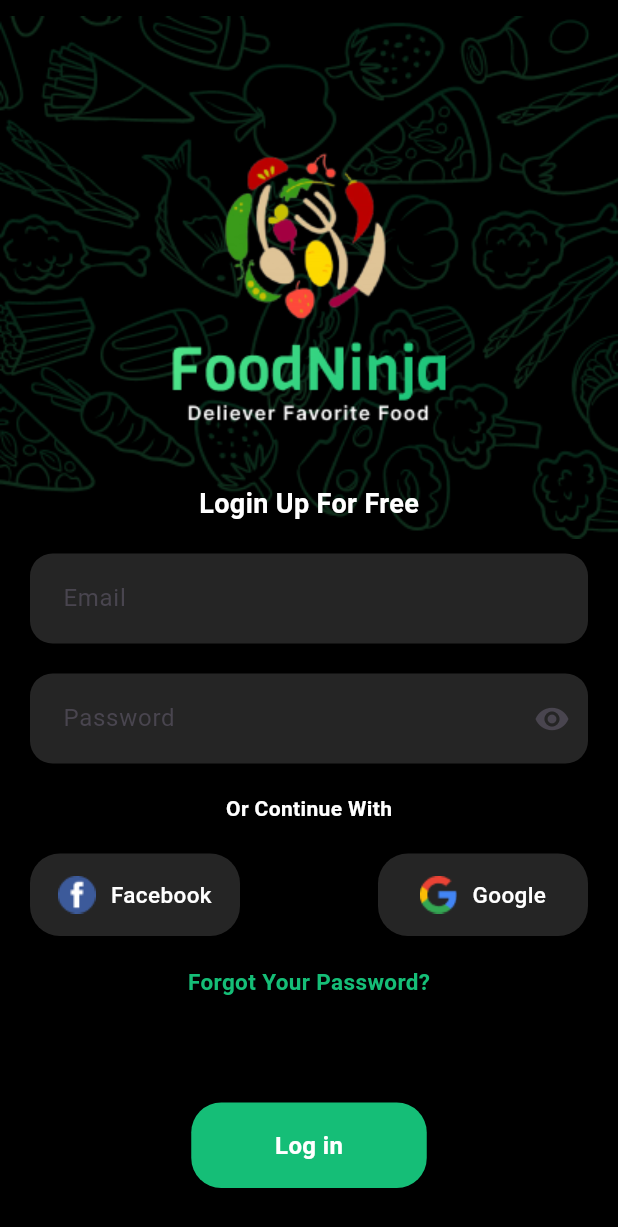
After one commit to Jahid01234/Food_Delivery_Application, a Flutter app: the LoginScreen screen opened directly, on a phone screen of 412 x 824 dp. The commit adds this screen. Shown: the top 1227 px of the screen. Run offline on Flutter 3.47's test engine with Material 3 defaults, Android fonts, the phone set to English and light mode, and no system bars; our stand-ins replace firebase_core, flutter_svg, get; missing offline and left inert: dart:ffi; accounts and stored records are empty.

Commit message:
login screen

```diff
--- a/lib/bindings/controller_binder.dart
+++ b/lib/bindings/controller_binder.dart
@@ -1,3 +1,4 @@
+import 'package:food_delivery_application/modules/auth_module/controller/login_controller.dart';
 import 'package:food_delivery_application/modules/onboarding/controller/onboarding_controller.dart';
 import 'package:get/get.dart';
 
@@ -6,6 +7,7 @@ class ControllerBinder extends Bindings{
   @override
   void dependencies() {
     Get.put(OnboardingController());
+    Get.put(LoginController());
   }
 
 }
--- /dev/null
+++ b/lib/common/buttons/app_primary_button.dart
@@ -0,0 +1,43 @@
+import 'dart:ffi';
+import 'package:flutter/material.dart';
+import 'package:food_delivery_application/constant/app_colors.dart';
+
+class AppPrimaryButton extends StatelessWidget {
+  final String title;
+  final Double? height;
+  final Double? width;
+  final Function()? onTap;
+
+  const AppPrimaryButton({
+    super.key,
+    this.height,
+    this.width,
+    this.onTap,
+    required this.title,
+  });
+
+  @override
+  Widget build(BuildContext context) {
+    return GestureDetector(
+      onTap: onTap,
+      child: Container(
+        height: 57,
+        width: 157,
+        decoration: BoxDecoration(
+          borderRadius: BorderRadius.circular(20),
+          color: AppColors.lightGreenColor,
+        ),
+        child:  Center(
+          child: Text(
+            title,
+            style: const TextStyle(
+              color: Colors.white,
+              fontSize: 16,
+              fontWeight: FontWeight.w600,
+            ),
+          ),
+        ),
+      ),
+    );
+  }
+}
--- a/lib/constant/app_colors.dart
+++ b/lib/constant/app_colors.dart
@@ -4,4 +4,5 @@ class AppColors{
   static const Color blackColor = Colors.black;
   static const Color greenColor = Color(0xff53E88B);
   static const Color lightGreenColor = Color(0xff15BE77);
+  static const Color textFieldColor = Color(0xff252525);
 }
--- a/lib/constant/app_imges.dart
+++ b/lib/constant/app_imges.dart
@@ -6,4 +6,6 @@ class AppImages{
   static const String backgroundImage = "assets/images/background.png";
   static const String onboardingImg1 = "assets/images/onboarding_1.svg";
   static const String onboardingImg2 = "assets/images/onboarding_2.svg";
+  static const String facebookImg = "assets/images/facebook.png";
+  static const String googleImg = "assets/images/google.png";
 }
--- /dev/null
+++ b/lib/modules/auth_module/controller/login_controller.dart
@@ -0,0 +1,6 @@
+import 'package:get/get.dart';
+
+class LoginController extends GetxController{
+
+  RxBool obscureText = true.obs;
+}
--- /dev/null
+++ b/lib/modules/auth_module/views/login_screen.dart
@@ -0,0 +1,180 @@
+import 'package:flutter/material.dart';
+import 'package:food_delivery_application/common/buttons/app_primary_button.dart';
+import 'package:food_delivery_application/constant/app_colors.dart';
+import 'package:food_delivery_application/constant/app_imges.dart';
+import 'package:food_delivery_application/modules/auth_module/controller/login_controller.dart';
+import 'package:food_delivery_application/modules/auth_module/widgets/social_media_button.dart';
+import 'package:get/get.dart';
+
+class LoginScreen extends StatefulWidget {
+  const LoginScreen({super.key});
+
+  @override
+  State<LoginScreen> createState() => _LoginScreenState();
+}
+
+class _LoginScreenState extends State<LoginScreen> {
+  final loginController = Get.find<LoginController>();
+
+  @override
+  Widget build(BuildContext context) {
+    final Size size = MediaQuery.of(context).size;
+    return Scaffold(
+      body: SizedBox(
+        height: size.height,
+        width: size.width,
+        child: Stack(
+          children: [
+            // Background Image....
+            Container(
+              height: 370,
+              width: size.width,
+              decoration: BoxDecoration(
+                gradient: LinearGradient(
+                  begin: Alignment.topCenter,
+                  end: Alignment.bottomCenter,
+                  colors: [
+                    Colors.black.withOpacity(0.2),
+                    Colors.black,
+                  ],
+                ),
+              ),
+              child: Image.asset(
+                AppImages.backgroundImage,
+                fit: BoxFit.contain,
+              ),
+            ),
+
+            Positioned(
+              top: 80,
+              left: 0,
+              right: 0,
+              child: Column(
+                children: [
+                  // App Logo....
+                  Image.asset(
+                    AppImages.appLogo,
+                    fit: BoxFit.contain,
+                    height: 203,
+                    width: 188,
+                  ),
+                  const SizedBox(height: 40),
+                  // Or Continue With text part....
+                  const Text(
+                    "Login Up For Free",
+                    style: TextStyle(
+                        color: Colors.white,
+                        fontSize: 18,
+                        fontWeight: FontWeight.bold),
+                  ),
+
+                  const SizedBox(height: 20),
+                  // Text Field....
+                  Obx(
+                    () => Column(
+                      crossAxisAlignment: CrossAxisAlignment.start,
+                      children: [
+                        Padding(
+                          padding: const EdgeInsets.symmetric(horizontal: 20),
+                          child: TextField(
+                            style: const TextStyle(
+                              color: Colors.white,
+                            ),
+                            cursorColor: Colors.grey,
+                            decoration: InputDecoration(
+                              hintText: "Email",
+                              filled: true,
+                              fillColor: AppColors.textFieldColor,
+                              contentPadding: const EdgeInsets.all(18),
+                              border: OutlineInputBorder(
+                                borderRadius: BorderRadius.circular(15),
+                                borderSide: BorderSide.none,
+                              ),
+                            ),
+                          ),
+                        ),
+                        const SizedBox(height: 20),
+                        Padding(
+                          padding: const EdgeInsets.symmetric(horizontal: 20),
+                          child: TextField(
+                            obscureText: loginController.obscureText.value,
+                            style: const TextStyle(
+                              color: Colors.white,
+                            ),
+                            cursorColor: Colors.grey,
+                            decoration: InputDecoration(
+                                hintText: "Password",
+                                filled: true,
+                                fillColor: AppColors.textFieldColor,
+                                contentPadding: const EdgeInsets.all(18),
+                                border: OutlineInputBorder(
+                                  borderRadius: BorderRadius.circular(15),
+                                  borderSide: BorderSide.none,
+                                ),
+                                suffixIcon: IconButton(
+                                  onPressed: () {
+                                    loginController.obscureText.value =
+                                        !loginController.obscureText.value;
+                                  },
+                                  icon: Icon(
+                                    loginController.obscureText.value
+                                        ? Icons.visibility
+                                        : Icons.visibility_off,
+                                  ),
+                                )),
+                          ),
+                        ),
+                      ],
+                    ),
+                  ),
+
+                  const SizedBox(height: 20),
+                  // Or Continue With text part....
+                  const Text(
+                    "Or Continue With",
+                    style: TextStyle(
+                        color: Colors.white,
+                        fontSize: 14,
+                        fontWeight: FontWeight.w600),
+                  ),
+                  const SizedBox(height: 20),
+                  const Padding(
+                    padding: EdgeInsets.symmetric(horizontal: 20),
+                    child: Row(
+                      mainAxisAlignment: MainAxisAlignment.spaceBetween,
+                      children: [
+                        SocialMediaButton(
+                          label: "Facebook",
+                          image: AppImages.facebookImg,
+                        ),
+                        SocialMediaButton(
+                          label: "Google",
+                          image: AppImages.googleImg,
+                        ),
+                      ],
+                    ),
+                  ),
+                  const SizedBox(height: 20),
+                  // Forgot Your Password? text part....
+                  const Text(
+                    "Forgot Your Password?",
+                    style: TextStyle(
+                        color: AppColors.lightGreenColor,
+                        fontSize: 15,
+                        fontWeight: FontWeight.w600),
+                  ),
+                  const SizedBox(height: 70),
+                  // Button part...
+                  AppPrimaryButton(
+                    title: "Log in",
+                    onTap: () {},
+                  ),
+                ],
+              ),
+            ),
+          ],
+        ),
+      ),
+    );
+  }
+}
--- /dev/null
+++ b/lib/modules/auth_module/widgets/social_media_button.dart
@@ -0,0 +1,44 @@
+import 'package:flutter/cupertino.dart';
+import 'package:flutter/material.dart';
+import 'package:flutter_svg/flutter_svg.dart';
+import 'package:food_delivery_application/constant/app_colors.dart';
+
+class SocialMediaButton extends StatelessWidget {
+  final String label;
+  final String image;
+
+
+  const SocialMediaButton({
+    super.key,
+    required this.label,
+    required this.image,
+  });
+
+  @override
+  Widget build(BuildContext context) {
+    return Container(
+      height: 55,
+      width: 140,
+      decoration: BoxDecoration(
+        color: AppColors.textFieldColor,
+        borderRadius: BorderRadius.circular(20),
+      ),
+      child: Row(
+        mainAxisAlignment: MainAxisAlignment.center,
+        crossAxisAlignment: CrossAxisAlignment.center,
+        children: [
+          Image.asset(image,height: 25,width: 25,),
+          const SizedBox(width: 10),
+          Text(
+            label,
+            style: const TextStyle(
+              fontSize: 15,
+              color: Colors.white,
+              fontWeight: FontWeight.w500,
+            ),
+          ),
+        ],
+      ),
+    );
+  }
+}
--- a/lib/modules/onboarding/views/onboarding_screen.dart
+++ b/lib/modules/onboarding/views/onboarding_screen.dart
@@ -1,6 +1,7 @@
 import 'package:flutter/material.dart';
 import 'package:flutter_svg/flutter_svg.dart';
-import 'package:food_delivery_application/constant/app_colors.dart';
+import 'package:food_delivery_application/common/buttons/app_primary_button.dart';
+import 'package:food_delivery_application/modules/auth_module/views/login_screen.dart';
 import 'package:food_delivery_application/modules/onboarding/controller/onboarding_controller.dart';
 import 'package:get/get.dart';
 
@@ -53,35 +54,19 @@ class _OnboardingScreenState extends State<OnboardingScreen> {
            const SizedBox(height: 60),
 
           // Button part...
-          GestureDetector(
+           AppPrimaryButton(
+            title: "Next",
             onTap: () {
               int tempIndex = onboardingController.index.value;
 
               if (tempIndex == onboardingController.onboardingItemsList.length - 1) {
                 // Go to next screen....
+                Get.to(const LoginScreen());
               } else {
                 onboardingController.index(tempIndex + 1);
               }
             },
-            child: Container(
-              height: 57,
-              width: 157,
-              decoration: BoxDecoration(
-                borderRadius: BorderRadius.circular(20),
-                color: AppColors.lightGreenColor,
-              ),
-              child: const Center(
-                child: Text(
-                  "Next",
-                  style: TextStyle(
-                    color: Colors.white,
-                    fontSize: 16,
-                    fontWeight: FontWeight.w600,
-                   ),
-                 ),
-               ),
-             ),
-           ),
+          ),
          ],
        ),
       ),
```
Also changed, not shown: assets/images/facebook.png (added), assets/images/google.png (added).
